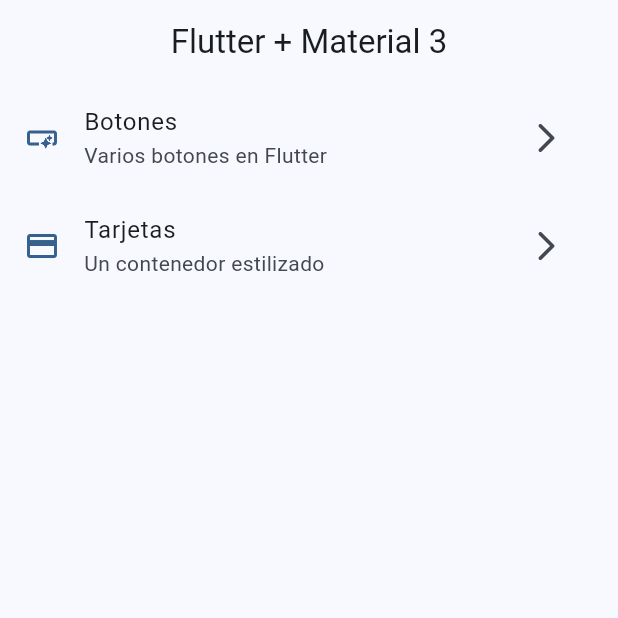
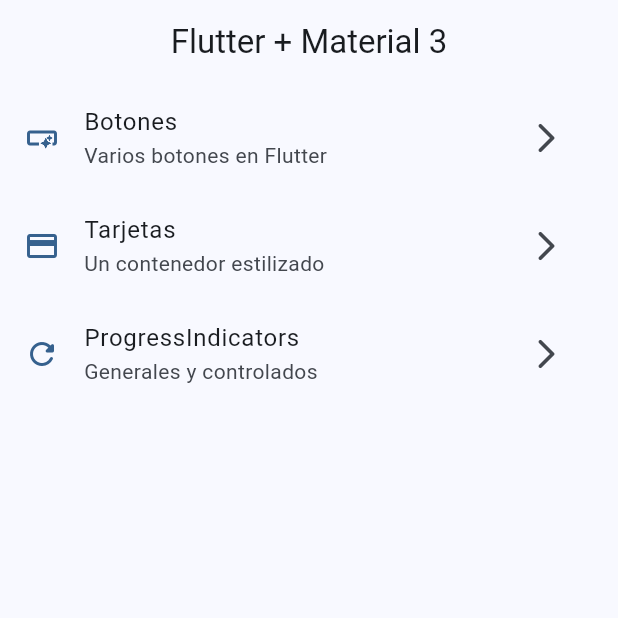
Before and after one commit to ManuelNZ20/widgets_app, a Flutter app: the screen it shows after launch, on a phone screen of 412 x 824 dp, the top half of it. Run offline on Flutter 3.47's test engine with Material 3 defaults, Android fonts, the phone set to English and light mode, and no system bars; our stand-ins replace flutter_riverpod, go_router.

Commit message:
progress indicator finish

```diff
--- a/lib/config/constants/app_menu_items.dart
+++ b/lib/config/constants/app_menu_items.dart
@@ -16,4 +16,10 @@ const appMenuItems = <MenuItem>[
     link: '/cards',
     icon: Icons.credit_card_outlined,
   ),
+  MenuItem(
+    title: 'ProgressIndicators',
+    subTitle: 'Generales y controlados',
+    link: '/progress',
+    icon: Icons.refresh_rounded,
+  ),
 ];
--- a/lib/config/router/app_router.dart
+++ b/lib/config/router/app_router.dart
@@ -22,6 +22,11 @@ final appRouterProvider = Provider<GoRouter>((ref) {
         name: CardsScreen.name,
         builder: (context, state) => const CardsScreen(),
       ),
+      GoRoute(
+        path: '/progress',
+        name: ProgressScreen.name,
+        builder: (context, state) => const ProgressScreen(),
+      ),
     ],
   );
   return appRouter;
```
Also changed, not shown: lib/presentation/screens/progress/progress_screen.dart (+66 -1 lines).
